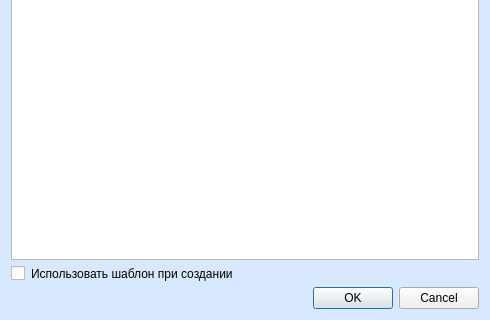
The window that ui_task.ui (ShiragG/TaskManager) describes before a commit, drawn with Qt 5; both pictures show x 0 to 490 and y 394 to 714 of the 490 by 714 pixel window.
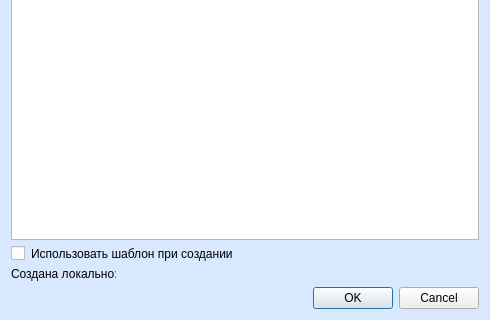
The same window after the commit. Icons and pictures are not drawn.

Diff of the .ui file:
```diff
--- a/ui_task.ui
+++ b/ui_task.ui
@@ -278,6 +278,30 @@
      </property>
     </widget>
    </item>
+   <item>
+    <layout class="QHBoxLayout" name="horizontalLayout_6">
+     <item>
+      <widget class="QLabel" name="label_date_create_local">
+       <property name="maximumSize">
+        <size>
+         <width>105</width>
+         <height>200</height>
+        </size>
+       </property>
+       <property name="text">
+        <string>Создана локально:</string>
+       </property>
+      </widget>
+     </item>
+     <item>
+      <widget class="QLabel" name="date_create_local">
+       <property name="text">
+        <string/>
+       </property>
+      </widget>
+     </item>
+    </layout>
+   </item>
    <item>
     <widget class="QDialogButtonBox" name="answer">
      <property name="orientation">
```
